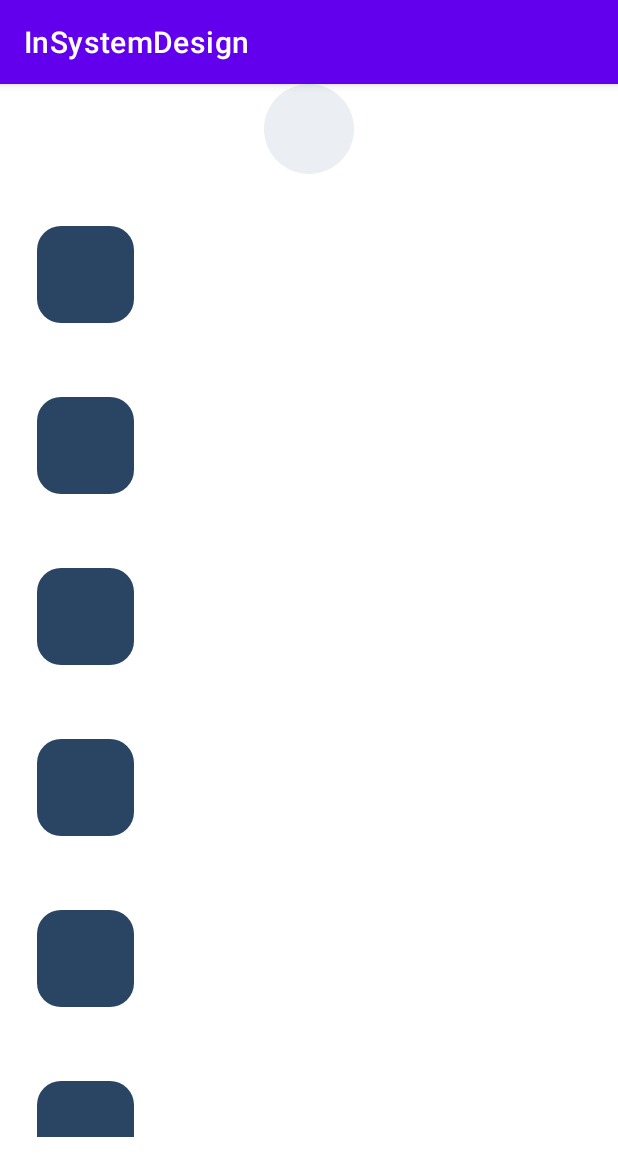
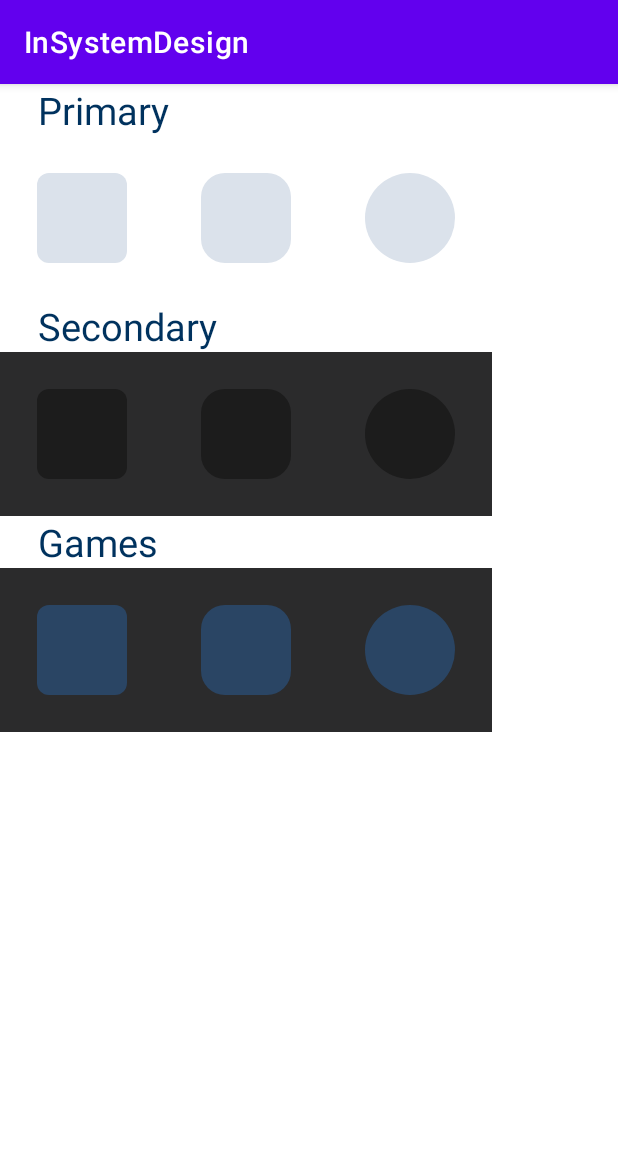
Before and after one commit to EgorVeber/InSystemDesign, an Android app: the screen it shows after launch (MainActivity), on a phone screen of 412 x 824 dp. Shown: the top 1176 px of the screen. Run offline under Robolectric (Android 15) with nearby library versions, the phone set to English and light mode, and no system bars.

Commit message:
Вариант 1. Все в одном макете. // Добавления view в коде.// Каждый элемент это элемент списка. Создаем view и применяем стиль в viewHolder, хардкодим добавление элементов.

```diff
--- a/app/build.gradle
+++ b/app/build.gradle
@@ -1,6 +1,7 @@
 plugins {
     id 'com.android.application'
     id 'org.jetbrains.kotlin.android'
+    id 'kotlin-android-extensions'
 }
 
 android {
--- a/app/src/main/java/ru/gb/veber/insystemdesign/MainActivity.kt
+++ b/app/src/main/java/ru/gb/veber/insystemdesign/MainActivity.kt
@@ -4,19 +4,22 @@ import android.content.res.Configuration
 import android.os.Bundle
 import android.util.DisplayMetrics
 import android.util.Log
-import android.util.TypedValue
-import android.view.View
-import android.widget.LinearLayout
+import android.widget.Toast
 import androidx.appcompat.app.AppCompatActivity
-import androidx.appcompat.view.ContextThemeWrapper
-import androidx.core.content.ContextCompat
-import androidx.recyclerview.widget.LinearLayoutManager
+import androidx.recyclerview.widget.GridLayoutManager
 import ru.gb.veber.insystemdesign.databinding.ActivityMainBinding
+
 
 class MainActivity : AppCompatActivity() {
     private lateinit var binding: ActivityMainBinding
 
-    private val newsAdapter = SkeletonAdapter()
+    private val newsAdapter = SkeletonAdapter {
+        Toast.makeText(this,getToastModel(it), Toast.LENGTH_LONG).show()
+    }
+
+    private fun getToastModel(item:SkeletonModel): String {
+        return "Style:${item.skeletonShape}\nSize: wightDp:${item.wightDp} heightDp:${item.heightDp}\nColor:${item.colorShape}"
+    }
 
     override fun onCreate(savedInstanceState: Bundle?) {
         super.onCreate(savedInstanceState)
@@ -28,35 +31,89 @@ class MainActivity : AppCompatActivity() {
 
     private fun initView() {
         binding.recyclerNews.adapter = newsAdapter
-        binding.recyclerNews.layoutManager = LinearLayoutManager(this)
+
+        binding.recyclerNews.layoutManager = GridLayoutManager(this, 3)
+            .apply {
+                spanSizeLookup = object : GridLayoutManager.SpanSizeLookup() {
+                    override fun getSpanSize(position: Int): Int {
+                        return if (position==0||position==4||position==8) 3 else 1
+                    }
+                }
+            }
         newsAdapter.setList(getList())
-
-        binding.testVIew.setBackgroundResource(R.drawable.skeleton_shape_circle)
-        binding.testVIew.backgroundTintList =
-            ContextCompat.getColorStateList(this, R.color.ColorBackground)
-
-        var x = TypedValue.applyDimension(TypedValue.COMPLEX_UNIT_DIP, 65f, resources.displayMetrics)
-
-        val b = View(ContextThemeWrapper(this, R.style.SkeletonStyleRectangleGames16), null, 0).apply {
-            layoutParams = LinearLayout.LayoutParams(x.toInt(),x.toInt())
-        }
-
-        binding.rootLinear.addView(b)
     }
 
-    fun getList(): List<SkeletonModel> {
+    private fun getList(): List<SkeletonModel> {
         return listOf(
-            SkeletonModel(),
-            SkeletonModel(),
-            SkeletonModel(),
-            SkeletonModel(),
-            SkeletonModel(),
-            SkeletonModel(),
-            SkeletonModel(),
-            SkeletonModel())
+            SkeletonModel(
+                name = "Primary",
+                skeletonShape = SkeletonShape.SkeletonCirclePrimary,
+                colorBackground = SkeletonTypeColor.Primary,
+                viewType = 1),
+            SkeletonModel(
+                colorShape = "#dbe2eb",
+                skeletonShape = SkeletonShape.SkeletonRectangleSmallPrimary,
+                colorBackground = SkeletonTypeColor.Primary),
+            SkeletonModel(
+                colorShape = "#dbe2eb",
+                skeletonShape = SkeletonShape.SkeletonRectangleMediumPrimary,
+                colorBackground = SkeletonTypeColor.Primary),
+            SkeletonModel(
+                colorShape = "#dbe2eb",
+                skeletonShape = SkeletonShape.SkeletonCirclePrimary,
+                colorBackground = SkeletonTypeColor.Primary),
+            SkeletonModel(
+                name = "Secondary",
+                skeletonShape = SkeletonShape.SkeletonCirclePrimary,
+                colorBackground = SkeletonTypeColor.Primary,
+                viewType = 1),
+            SkeletonModel(
+                colorShape = "#1c1c1c",
+                skeletonShape = SkeletonShape.SkeletonRectangleSmallSecondary,
+                colorBackground = SkeletonTypeColor.Secondary),
+            SkeletonModel(
+                colorShape = "#1c1c1c",
+                skeletonShape = SkeletonShape.SkeletonRectangleMediumSecondary,
+                colorBackground = SkeletonTypeColor.Secondary),
+            SkeletonModel(
+                colorShape = "#1c1c1c",
+                skeletonShape = SkeletonShape.SkeletonCircleSecondary,
+                colorBackground = SkeletonTypeColor.Secondary),
+            SkeletonModel(
+                name = "Games",
+                skeletonShape = SkeletonShape.SkeletonCirclePrimary,
+                colorBackground = SkeletonTypeColor.Primary,
+                viewType = 1),
+            SkeletonModel(
+                colorShape = "#2a4564",
+                skeletonShape = SkeletonShape.SkeletonRectangleSmallGames,
+                colorBackground = SkeletonTypeColor.Games),
+            SkeletonModel(
+                colorShape = "#2a4564",
+                skeletonShape = SkeletonShape.SkeletonRectangleMediumGames,
+                colorBackground = SkeletonTypeColor.Games),
+            SkeletonModel(
+                colorShape = "#2a4564",
+                skeletonShape = SkeletonShape.SkeletonCircleGames,
+                colorBackground = SkeletonTypeColor.Games),
+        )
     }
 
     fun getWight() {
+
+        //        binding.testVIew.setBackgroundResource(R.drawable.skeleton_circle)
+//        binding.testVIew.backgroundTintList =
+//            ContextCompat.getColorStateList(this, R.color.ColorBackground)
+//
+//        var x = TypedValue.applyDimension(TypedValue.COMPLEX_UNIT_DIP, 65f, resources.displayMetrics)
+//
+//        val b = View(ContextThemeWrapper(this, R.style.SkeletonStyleRectangleGames16), null, 0).apply {
+//            layoutParams = LinearLayout.LayoutParams(x.toInt(),x.toInt())
+//        }
+//
+//        binding.rootLinear.addView(b)
+
+
         val displayMetrics = DisplayMetrics()
         windowManager.defaultDisplay.getMetrics(displayMetrics)
         val width = displayMetrics.widthPixels
--- a/app/src/main/java/ru/gb/veber/insystemdesign/SkeletonAdapter.kt
+++ b/app/src/main/java/ru/gb/veber/insystemdesign/SkeletonAdapter.kt
@@ -1,89 +1,106 @@
 package ru.gb.veber.insystemdesign
 
 
-import android.util.Log
+import android.graphics.Color
 import android.util.TypedValue
 import android.view.LayoutInflater
 import android.view.View
 import android.view.ViewGroup
 import android.widget.LinearLayout
+import androidx.annotation.ColorInt
 import androidx.appcompat.view.ContextThemeWrapper
-import androidx.core.view.marginBottom
 import androidx.core.view.setMargins
 import androidx.recyclerview.widget.RecyclerView
+import com.google.android.material.color.MaterialColors
 import ru.gb.veber.insystemdesign.databinding.EmptyViewBinding
+import ru.gb.veber.insystemdesign.databinding.SkeletoneHeaderBinding
 
 
-class SkeletonAdapter() : RecyclerView.Adapter<SourcesViewHolder>() {
+typealias OnUserClickListener = (login: SkeletonModel) -> Unit
 
-    var sources: List<SkeletonModel> = emptyList()
+
+class SkeletonAdapter(private val onUserClickListener: OnUserClickListener) :
+    RecyclerView.Adapter<BaseViewHolder>() {
+
+    var skeletonList: List<SkeletonModel> = emptyList()
 
     fun setList(list: List<SkeletonModel>) {
-        sources = list
+        skeletonList = list
         notifyDataSetChanged()
     }
 
-    override fun onCreateViewHolder(parent: ViewGroup, viewType: Int): SourcesViewHolder {
-        return SourcesViewHolder(EmptyViewBinding.inflate(LayoutInflater.from(parent.context),
-            parent,
-            false))
+    override fun getItemViewType(position: Int): Int {
+        return skeletonList[position].viewType
     }
 
-    override fun onBindViewHolder(holder: SourcesViewHolder, position: Int) {
-        holder.bind(sources[position])
+    override fun onCreateViewHolder(parent: ViewGroup, viewType: Int): BaseViewHolder {
+        return when (viewType) {
+            0 -> SkeletonViewHolder(EmptyViewBinding.inflate(LayoutInflater.from(parent.context),
+                parent,
+                false), onUserClickListener)
+            1 -> SkeletonHeaderViewHolder(SkeletoneHeaderBinding.inflate(LayoutInflater.from(parent.context),
+                parent,
+                false))
+            else -> {
+                SkeletonViewHolder(EmptyViewBinding.inflate(LayoutInflater.from(parent.context),
+                    parent,
+                    false), onUserClickListener)
+            }
+        }
     }
 
-    override fun getItemCount() = sources.size
+    override fun onBindViewHolder(holder: BaseViewHolder, position: Int) {
+        holder.bind(skeletonList[position])
+    }
+
+    override fun getItemCount() = skeletonList.size
 }
 
-class SourcesViewHolder(
+class SkeletonViewHolder(
     private val binding: EmptyViewBinding,
-) : RecyclerView.ViewHolder(binding.root) {
+    private val onUserClickListener: OnUserClickListener,
+) : BaseViewHolder(binding.root) {
 
-    fun bind(item: SkeletonModel) = with(binding) {
-        var x = TypedValue.applyDimension(TypedValue.COMPLEX_UNIT_DIP, 65f, itemView.context.resources.displayMetrics)
-        var margin = TypedValue.applyDimension(TypedValue.COMPLEX_UNIT_DIP, 25f, itemView.context.resources.displayMetrics)
-        val b = View(ContextThemeWrapper(itemView.context, R.style.SkeletonStyleRectangleGames16), null, 0).apply {
-            layoutParams = LinearLayout.LayoutParams(x.toInt(),x.toInt())
-            setOnClickListener{
-                Log.d("TAG", position.toString())
-            }
-            (layoutParams as LinearLayout.LayoutParams).setMargins(margin.toInt())
-        }
-
-       root.addView(b)
-//        val someLayout: View = View(root.context, AttributeSet,0,ContextWrapper R.style.SkeletonStyleCircleGames))
-//
-//
-//        val myButton = Button(root.context, null, 0)
-//        myButton.layoutParams = LinearLayout.LayoutParams(
-//            LinearLayout.LayoutParams.MATCH_PARENT,
-//            LinearLayout.LayoutParams.MATCH_PARENT)
-//        root.addView(myButton)
+    override fun bind(item: SkeletonModel) = with(binding) {
+        item.name = item.skeletonShape.name
+        binding.root.setBackgroundResource(item.getColor())
 
 
-//        if (item.isLike) imageFavorites.setImageResource(R.drawable.ic_favorite_36_active)
-//        else imageFavorites.setImageResource(R.drawable.ic_favorite_36)
-//
-//        name.text = item.name
-//        description.text = item.description
-//        category.text = item.category
-//        language.text = item.language
-//        country.text = item.country
-//        totalFavorites.text = item.totalFavorites.toString()
-//        totalHistory.text = item.totalHistory.toString()
-//
-//
-//        openNewsSources.setOnClickListener {
-//            listener.newsClick(item.idSources, item.name)
-//        }
-//
-//        openWebSiteSources.setOnClickListener {
-//            listener.openUrl(item.url)
-//        }
-//
-//        imageFavorites.setOnClickListener {
-//            listener.imageClick(item)
-//        }
+        root.addView(
+            View(ContextThemeWrapper(itemView.context, item.getStyle()),
+                null,
+                0).apply {
+                layoutParams =
+                    LinearLayout.LayoutParams(item.wightDp.getDp(itemView.context).toInt(),
+                        item.heightDp.getDp(itemView.context).toInt())
+                (layoutParams as LinearLayout.LayoutParams).setMargins(item.margin.getDp(itemView.context).toInt())
+                setOnLongClickListener {
+                    onUserClickListener.invoke(item)
+                    true
+                }
+            }
+        )
     }
 }
+
+class SkeletonHeaderViewHolder(
+    private val binding: SkeletoneHeaderBinding,
+) : BaseViewHolder(binding.root) {
+
+    override fun bind(item: SkeletonModel) {
+        binding.textViewHeader.text = item.name
+    }
+}
+
+abstract class BaseViewHolder(view: View) : RecyclerView.ViewHolder(view) {
+    abstract fun bind(item: SkeletonModel)
+
+    companion object {
+        const val VIEW_TYPE_TOP_NEWS = 0
+        const val VIEW_TYPE_TOP_NEWS_HEADER = 1
+        const val VIEW_TYPE_SEARCH_NEWS = 2
+        const val VIEW_TYPE_FAVORITES_NEWS = 3
+        const val VIEW_TYPE_HISTORY_NEWS = 4
+        const val VIEW_TYPE_HISTORY_HEADER = 5
+    }
+}
--- a/app/src/main/java/ru/gb/veber/insystemdesign/SkeletonModel.kt
+++ b/app/src/main/java/ru/gb/veber/insystemdesign/SkeletonModel.kt
@@ -1,8 +1,61 @@
 package ru.gb.veber.insystemdesign
 
+import android.content.Context
+import android.util.TypedValue
+
 data class SkeletonModel(
-    private val name: String? = "",
-    private val wight: String? = "",
-    private val height: String? = "",
-    private val background: String? = "",
+    var name: String? = "",
+    val wightDp: Float = 60f,
+    val heightDp: Float = 60f,
+    val margin: Float = 25f,
+    val skeletonShape: SkeletonShape,
+    var colorShape: String? = "",
+    val colorBackground: SkeletonTypeColor,
+    val viewType: Int = 0,
 )
+
+fun SkeletonModel.getStyle(): Int {
+    return when (this.skeletonShape) {
+        SkeletonShape.SkeletonRectangleSmallPrimary -> R.style.SkeletonRectangleSmallPrimary
+        SkeletonShape.SkeletonRectangleMediumPrimary -> R.style.SkeletonRectangleMediumPrimary
+        SkeletonShape.SkeletonCirclePrimary -> R.style.SkeletonCirclePrimary
+        SkeletonShape.SkeletonRectangleSmallSecondary -> R.style.SkeletonRectangleSmallSecondary
+        SkeletonShape.SkeletonRectangleMediumSecondary -> R.style.SkeletonRectangleMediumSecondary
+        SkeletonShape.SkeletonCircleSecondary -> R.style.SkeletonCirclePrimarySecondary
+        SkeletonShape.SkeletonRectangleSmallGames -> R.style.SkeletonRectangleSmallGames
+        SkeletonShape.SkeletonRectangleMediumGames -> R.style.SkeletonRectangleMediumGames
+        SkeletonShape.SkeletonCircleGames -> R.style.SkeletonCirclePrimaryGames
+    }
+}
+
+enum class SkeletonShape {
+    SkeletonRectangleSmallPrimary,
+    SkeletonRectangleMediumPrimary,
+    SkeletonCirclePrimary,
+    SkeletonRectangleSmallSecondary,
+    SkeletonRectangleMediumSecondary,
+    SkeletonCircleSecondary,
+    SkeletonRectangleSmallGames,
+    SkeletonRectangleMediumGames,
+    SkeletonCircleGames
+}
+
+enum class SkeletonTypeColor {
+    Primary,
+    Secondary,
+    Games
+}
+
+fun SkeletonModel.getColor(): Int {
+    return when (this.colorBackground) {
+        SkeletonTypeColor.Primary -> R.color.ColorContentBackground
+        SkeletonTypeColor.Secondary -> R.color.ColorBackgroundLightNight
+        SkeletonTypeColor.Games -> R.color.ColorBackgroundLightNight
+    }
+}
+
+fun Float.getDp(context: Context): Float {
+    return TypedValue.applyDimension(TypedValue.COMPLEX_UNIT_DIP,
+        this,
+        context.resources.displayMetrics)
+}
--- a/app/src/main/res/drawable/skeleton_shape_rectangle8.xml
+++ b/app/src/main/res/drawable/skeleton_rectangle_medium.xml
@@ -1,4 +1,4 @@
 <shape xmlns:android="http://schemas.android.com/apk/res/android"
     android:shape="rectangle">
-    <corners android:radius="8dp" />
+    <corners android:radius="@dimen/skeleton_rectangle_medium" />
 </shape>
--- a/app/src/main/res/drawable/skeleton_shape_rectangle16.xml
+++ b/app/src/main/res/drawable/skeleton_rectangle_small.xml
@@ -1,4 +1,4 @@
 <shape xmlns:android="http://schemas.android.com/apk/res/android"
     android:shape="rectangle">
-    <corners android:radius="16dp" />
+    <corners android:radius="@dimen/skeleton_rectangle_small" />
 </shape>
--- a/app/src/main/res/layout/activity_main.xml
+++ b/app/src/main/res/layout/activity_main.xml
@@ -1,22 +1,14 @@
 <?xml version="1.0" encoding="utf-8"?>
 <LinearLayout xmlns:android="http://schemas.android.com/apk/res/android"
-    xmlns:tools="http://schemas.android.com/tools"
     android:layout_width="match_parent"
     android:id="@+id/rootLinear"
     android:layout_height="match_parent"
     android:gravity="center_horizontal"
     android:orientation="vertical">
 
-    <View
-        android:id="@+id/testVIew"
-        android:layout_width="60dp"
-        android:layout_height="60dp"/>
-
     <androidx.recyclerview.widget.RecyclerView
         android:id="@+id/recyclerNews"
-        android:layout_width="match_parent"
+        android:layout_width="wrap_content"
         android:layout_height="wrap_content"
-        android:layout_marginTop="@dimen/margin_10"
-        android:layout_marginBottom="@dimen/margin_10"
-        android:paddingBottom="?actionBarSize" />
+        android:layout_gravity="left"/>
 </LinearLayout>
--- a/app/src/main/res/layout/empty_view.xml
+++ b/app/src/main/res/layout/empty_view.xml
@@ -1,6 +1,7 @@
 <?xml version="1.0" encoding="utf-8"?>
 <LinearLayout xmlns:android="http://schemas.android.com/apk/res/android"
-    android:layout_width="match_parent"
+    android:layout_width="wrap_content"
+    android:id="@+id/rootContainerView"
     android:layout_height="wrap_content"
     android:orientation="vertical">
 </LinearLayout>
--- a/app/src/main/res/layout/skeleton_primary_item.xml
+++ b/app/src/main/res/layout/skeleton_primary_item.xml
@@ -10,19 +10,19 @@
         android:background="@color/ColorContentBackground">
 
         <View
-            style="@style/SkeletonStyleRectanglePrimary8"
+            style="@style/SkeletonRectangleSmallPrimary"
             android:layout_width="60dp"
             android:layout_height="60dp"
             android:layout_margin="25dp" />
 
         <View
-            style="@style/SkeletonStyleRectanglePrimary16"
+            style="@style/SkeletonRectangleMediumPrimary"
             android:layout_width="60dp"
             android:layout_height="60dp"
             android:layout_margin="25dp" />
 
         <View
-            style="@style/SkeletonStyleCirclePrimary"
+            style="@style/SkeletonCirclePrimary"
             android:layout_width="60dp"
             android:layout_height="60dp"
             android:layout_margin="25dp" />
@@ -34,19 +34,19 @@
         android:background="@color/ColorBackgroundLightNight">
 
         <View
-            style="@style/SkeletonStyleRectangleSecondary8"
+            style="@style/SkeletonRectangleSmallSecondary"
             android:layout_width="60dp"
             android:layout_height="60dp"
             android:layout_margin="25dp" />
 
         <View
-            style="@style/SkeletonStyleRectangleSecondary16"
+            style="@style/SkeletonRectangleMediumSecondary"
             android:layout_width="60dp"
             android:layout_height="60dp"
             android:layout_margin="25dp" />
 
         <View
-            style="@style/SkeletonStyleCircleSecondary"
+            style="@style/SkeletonCirclePrimarySecondary"
             android:layout_width="60dp"
             android:layout_height="60dp"
             android:layout_margin="25dp" />
@@ -58,19 +58,19 @@
         android:background="@color/ColorBackgroundLightNight">
 
         <View
-            style="@style/SkeletonStyleRectangleGames8"
+            style="@style/SkeletonRectangleSmallGames"
             android:layout_width="60dp"
             android:layout_height="60dp"
             android:layout_margin="25dp" />
 
         <View
-            style="@style/SkeletonStyleRectangleGames16"
+            style="@style/SkeletonRectangleMediumGames"
             android:layout_width="60dp"
             android:layout_height="60dp"
             android:layout_margin="25dp" />
 
         <View
-            style="@style/SkeletonStyleCircleGames"
+            style="@style/SkeletonCirclePrimaryGames"
             android:layout_width="60dp"
             android:layout_height="60dp"
             android:layout_margin="25dp" />
--- /dev/null
+++ b/app/src/main/res/layout/skeletone_header.xml
@@ -0,0 +1,17 @@
+<?xml version="1.0" encoding="utf-8"?>
+<LinearLayout xmlns:android="http://schemas.android.com/apk/res/android"
+    xmlns:tools="http://schemas.android.com/tools"
+    android:id="@+id/rootContainerView"
+    android:layout_width="wrap_content"
+    android:layout_marginLeft="25dp"
+    android:layout_height="wrap_content"
+    android:orientation="vertical">
+
+    <TextView
+        android:id="@+id/textViewHeader"
+        android:layout_width="wrap_content"
+        android:layout_height="wrap_content"
+        android:textColor="@color/ColorTextPrimary"
+        android:textSize="25sp"
+        tools:text="Secondary" />
+</LinearLayout>
--- a/app/src/main/res/values/dimens.xml
+++ b/app/src/main/res/values/dimens.xml
@@ -6,4 +6,6 @@
     <dimen name="margin_10">10dp</dimen>
     <dimen name="padding_5">5dp</dimen>
     <dimen name="size_60">5dp</dimen>
+    <dimen name="skeleton_rectangle_small">8dp</dimen>
+    <dimen name="skeleton_rectangle_medium">16dp</dimen>
 </resources>
--- a/app/src/main/res/values/styles.xml
+++ b/app/src/main/res/values/styles.xml
@@ -1,49 +1,45 @@
 <?xml version="1.0" encoding="utf-8"?>
 <resources>
-    <style name="SkeletonStyleRectanglePrimary8">
-        <item name="android:background">@drawable/skeleton_shape_rectangle8</item>
+
+    <style name="SkeletonRectangleSmallPrimary">
+        <item name="android:background">@drawable/skeleton_rectangle_small</item>
+        <item name="android:backgroundTint">@color/ColorGroupBackground</item>
+    </style>
+    <style name="SkeletonRectangleMediumPrimary">
+        <item name="android:background">@drawable/skeleton_rectangle_medium</item>
+        <item name="android:backgroundTint">@color/ColorGroupBackground</item>
+    </style>
+    <style name="SkeletonCirclePrimary">
+        <item name="android:background">@drawable/skeleton_circle</item>
         <item name="android:backgroundTint">@color/ColorGroupBackground</item>
     </style>
 
-    <style name="SkeletonStyleRectanglePrimary16">
-        <item name="android:background">@drawable/skeleton_shape_rectangle16</item>
-        <item name="android:backgroundTint">@color/ColorGroupBackground</item>
+
+    <style name="SkeletonRectangleSmallSecondary">
+        <item name="android:background">@drawable/skeleton_rectangle_small</item>
+        <item name="android:backgroundTint">@color/ColorContentBackgroundNight</item>
     </style>
-
-    <style name="SkeletonStyleCirclePrimary">
-        <item name="android:background">@drawable/skeleton_shape_circle</item>
-        <item name="android:backgroundTint">@color/ColorGroupBackground</item>
+    <style name="SkeletonRectangleMediumSecondary">
+        <item name="android:background">@drawable/skeleton_rectangle_medium</item>
+        <item name="android:backgroundTint">@color/ColorContentBackgroundNight</item>
     </style>
-
-    <style name="SkeletonStyleRectangleSecondary8">
-        <item name="android:background">@drawable/skeleton_shape_rectangle8</item>
+    <style name="SkeletonCirclePrimarySecondary">
+        <item name="android:background">@drawable/skeleton_circle</item>
         <item name="android:backgroundTint">@color/ColorContentBackgroundNight</item>
     </style>
 
-    <style name="SkeletonStyleRectangleSecondary16">
-        <item name="android:background">@drawable/skeleton_shape_rectangle16</item>
-        <item name="android:backgroundTint">@color/ColorContentBackgroundNight</item>
+
+    <style name="SkeletonRectangleSmallGames">
+        <item name="android:background">@drawable/skeleton_rectangle_small</item>
+        <item name="android:backgroundTint">@color/ColorGamesControlBackground</item>
     </style>
-
-    <style name="SkeletonStyleCircleSecondary">
-        <item name="android:background">@drawable/skeleton_shape_circle</item>
-        <item name="android:backgroundTint">@color/ColorContentBackgroundNight</item>
+    <style name="SkeletonRectangleMediumGames">
+        <item name="android:background">@drawable/skeleton_rectangle_medium</item>
+        <item name="android:backgroundTint">@color/ColorGamesControlBackground</item>
     </style>
-
-    <style name="SkeletonStyleRectangleGames8">
-        <item name="android:background">@drawable/skeleton_shape_rectangle8</item>
+    <style name="SkeletonCirclePrimaryGames">
+        <item name="android:background">@drawable/skeleton_circle</item>
         <item name="android:backgroundTint">@color/ColorGamesControlBackground</item>
     </style>
 
-    <style name="SkeletonStyleRectangleGames16">
-        <item name="android:background">@drawable/skeleton_shape_rectangle16</item>
-        <item name="android:backgroundTint">@color/ColorGamesControlBackground</item>
-    </style>
-
-    <style name="SkeletonStyleCircleGames">
-        <item name="android:layout_width">60dp</item>
-        <item name="android:layout_height">60dp</item>
-        <item name="android:background">@drawable/skeleton_shape_circle</item>
-        <item name="android:backgroundTint">@color/ColorGamesControlBackground</item>
-    </style>
 </resources>
```
Also changed, not shown: app/src/main/res/drawable/skeleton_circle.xml (renamed from app/src/main/res/drawable/skeleton_shape_circle.xml).
